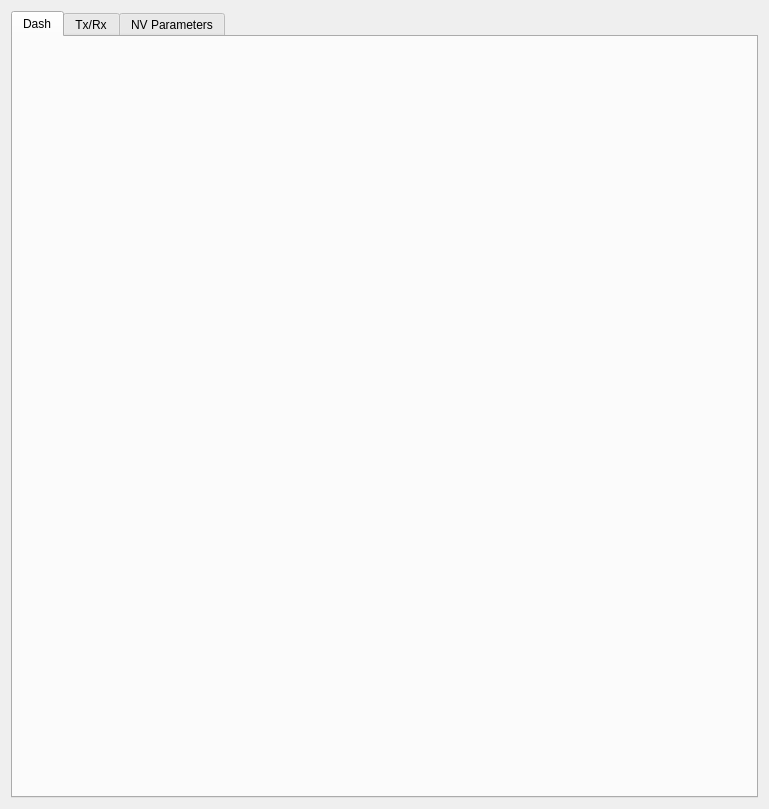
First picture: the form in epyq/device.ui, repository epcpower/st, before the edit.
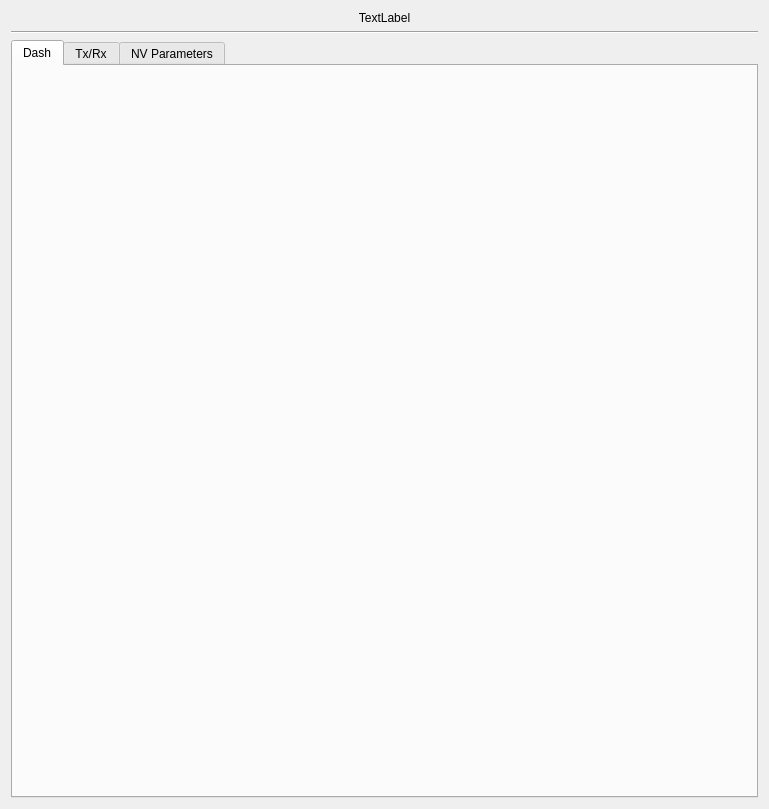
Second picture: the form after the edit. Custom widgets are drawn as their Qt base class.

Commit message:
Move device name label from device dash UI to generic device UI
Ref T216

Diff of the .ui file:
```diff
--- a/epyq/device.ui
+++ b/epyq/device.ui
@@ -14,6 +14,23 @@
    <string>Form</string>
   </property>
   <layout class="QVBoxLayout" name="verticalLayout">
+   <item>
+    <widget class="QLabel" name="name">
+     <property name="text">
+      <string>TextLabel</string>
+     </property>
+     <property name="alignment">
+      <set>Qt::AlignCenter</set>
+     </property>
+    </widget>
+   </item>
+   <item>
+    <widget class="Line" name="line">
+     <property name="orientation">
+      <enum>Qt::Horizontal</enum>
+     </property>
+    </widget>
+   </item>
    <item>
     <widget class="QTabWidget" name="tabWidget">
      <property name="currentIndex">
```
The commit also changes 4 other files.
